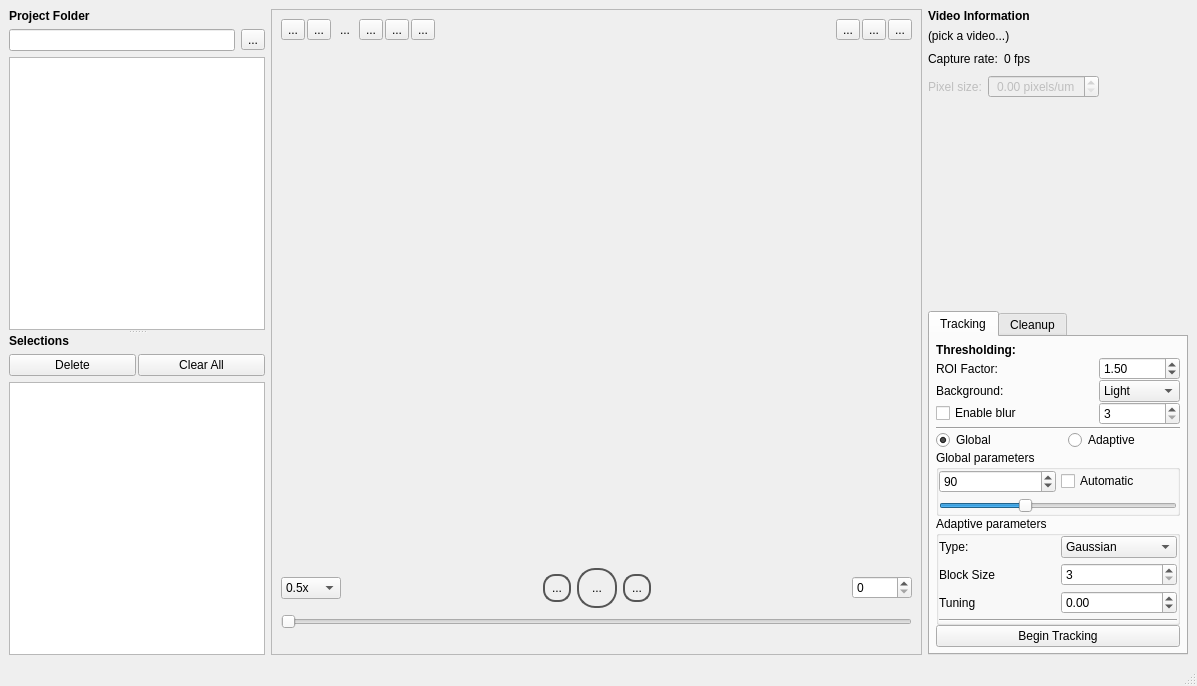
Qt form src/gui/mainwindow.ui (adwolfe/yawt) before a commit.
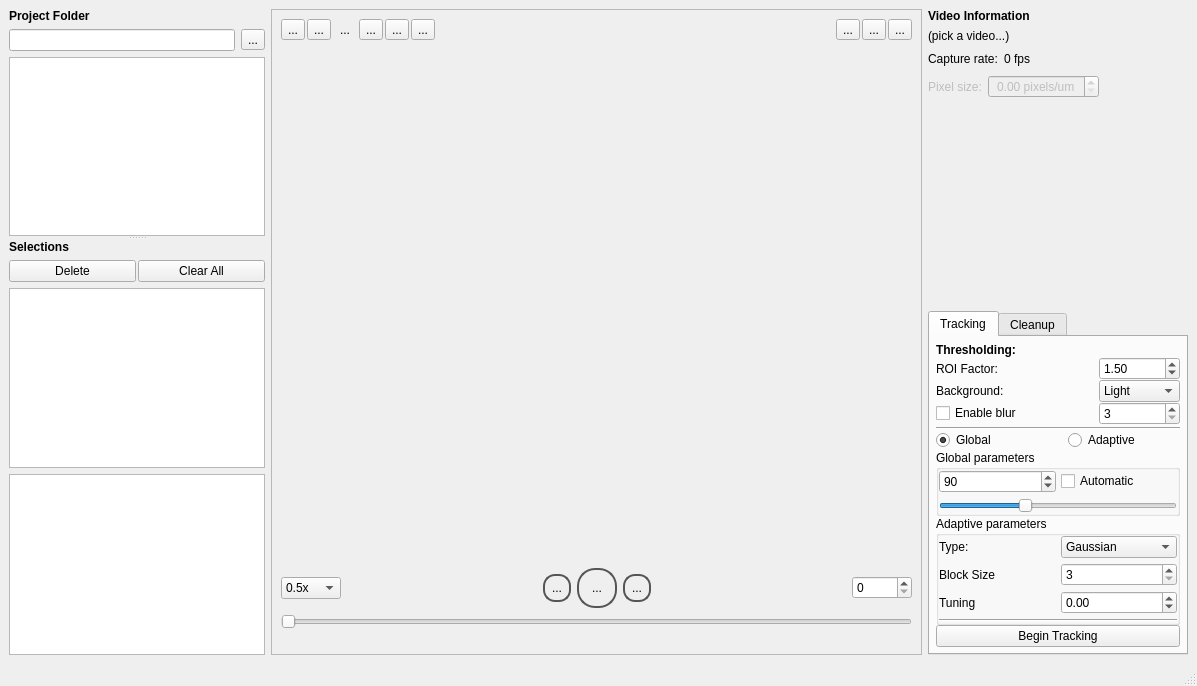
The same form after that commit. Icons and pictures are not drawn. Custom widgets are drawn as their Qt base class.

Commit message: sep tableviews for ROIs and worms

The edit to the form file:
```diff
--- a/src/gui/mainwindow.ui
+++ b/src/gui/mainwindow.ui
@@ -120,7 +120,20 @@
          </layout>
         </item>
         <item>
-         <widget class="QTableView" name="wormTableView">
+         <widget class="QTableView" name="wormTreeView">
+          <property name="dragDropOverwriteMode">
+           <bool>false</bool>
+          </property>
+          <property name="alternatingRowColors">
+           <bool>true</bool>
+          </property>
+          <property name="selectionBehavior">
+           <enum>QAbstractItemView::SelectionBehavior::SelectRows</enum>
+          </property>
+         </widget>
+        </item>
+        <item>
+         <widget class="QTableView" name="roiTreeView">
           <property name="dragDropOverwriteMode">
            <bool>false</bool>
           </property>
```
The commit also changes 7 other files.
